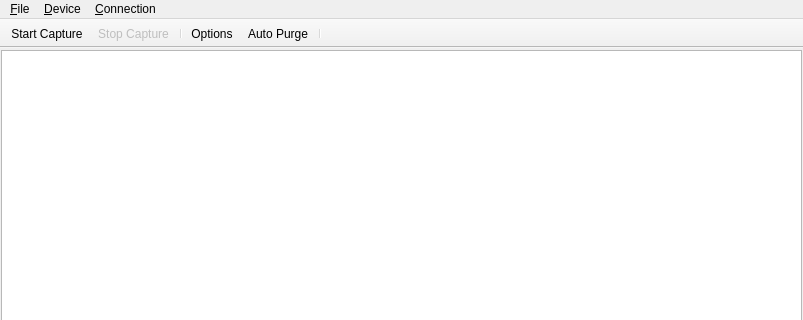
Before: the Qt Designer form analyzer/forms/MainWindow.ui in jvesely/netsniffer, drawn with Qt 5; both pictures show x 0 to 803 and y 0 to 320 of the 803 by 606 pixel window.
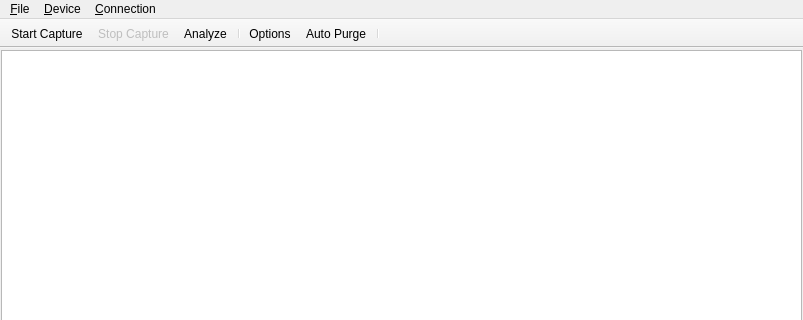
After: the same form once the commit is applied. Icons and pictures are not drawn.

Diff of the .ui file:
```diff
--- a/analyzer/forms/MainWindow.ui
+++ b/analyzer/forms/MainWindow.ui
@@ -149,6 +149,7 @@
    </attribute>
    <addaction name="actionStart" />
    <addaction name="actionStop" />
+   <addaction name="actionAnalyze" />
    <addaction name="separator" />
    <addaction name="actionOptions" />
    <addaction name="actionAuto_Purge" />
```
